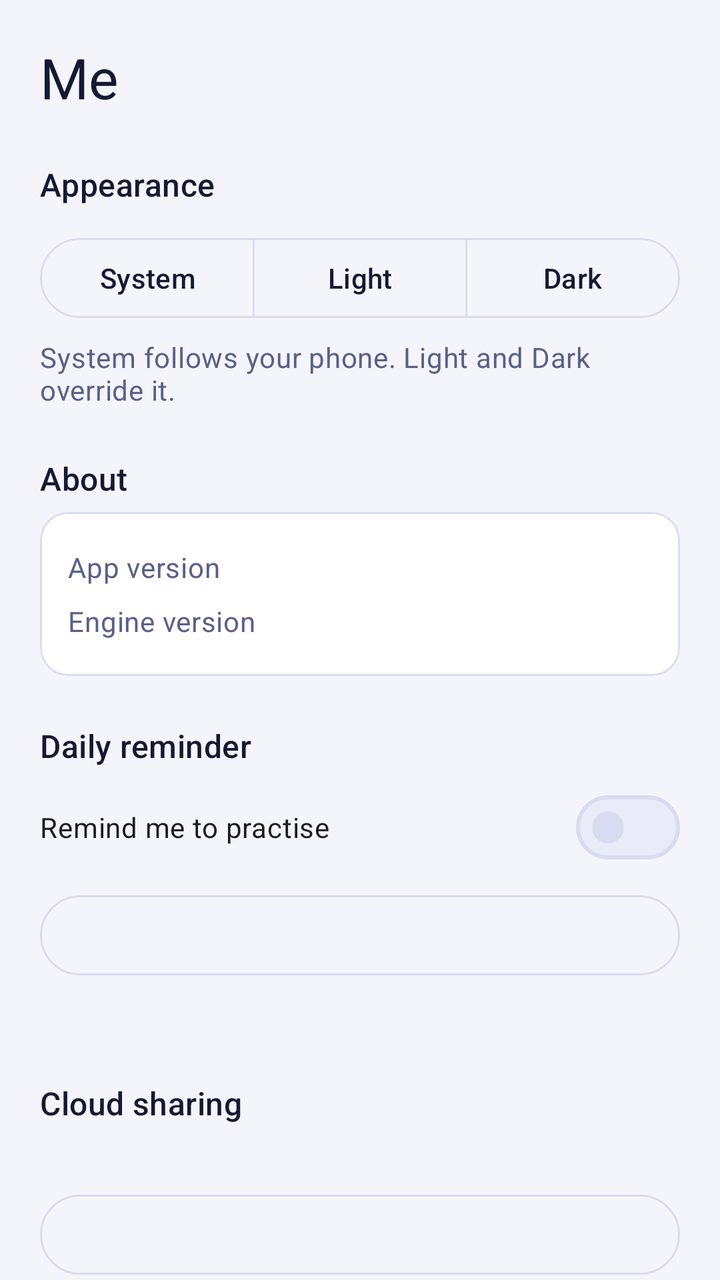
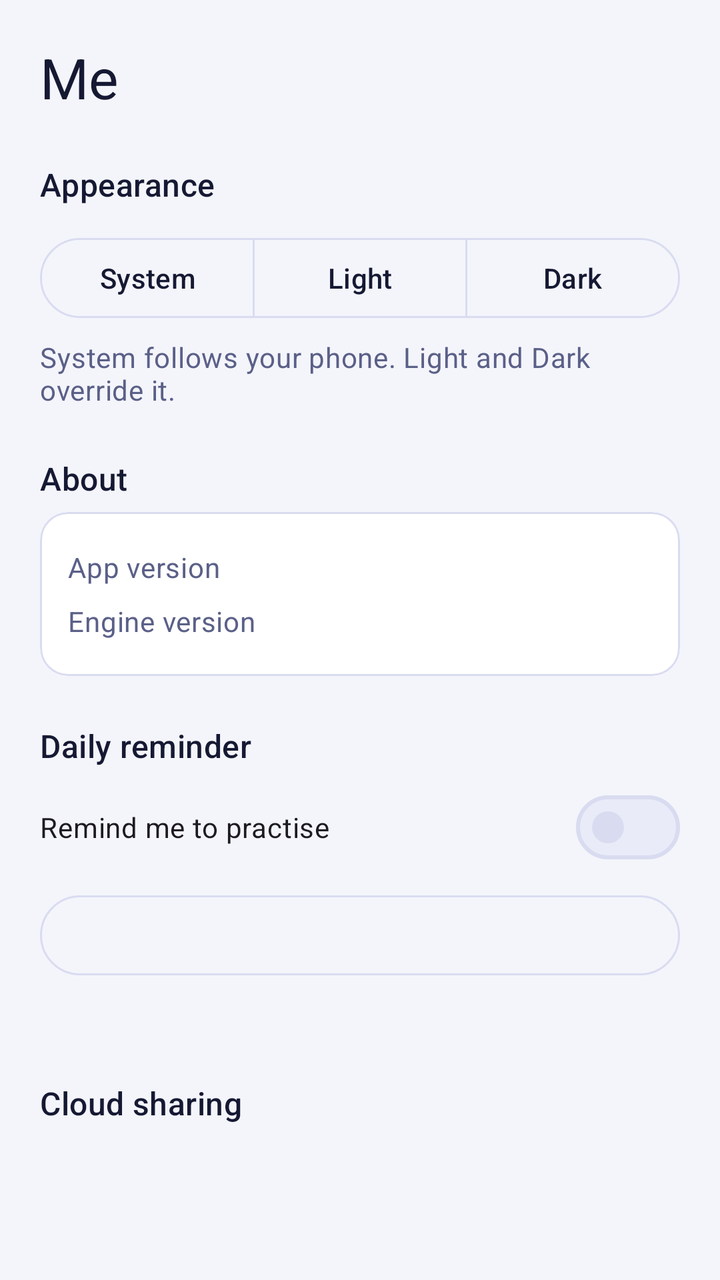

Compare the two renders of this Android layout. The source of the first and the diff that turns it into the second are given below.
<!-- AndroidManifest.xml: application theme Theme.GraphLab -->
<!-- res/layout/content_me.xml -->
<?xml version="1.0" encoding="utf-8"?>
<ScrollView xmlns:android="http://schemas.android.com/apk/res/android"
    xmlns:app="http://schemas.android.com/apk/res-auto"
    android:layout_width="match_parent"
    android:layout_height="match_parent"
    android:fillViewport="true"
    android:scrollbars="none">

    <LinearLayout
        android:layout_width="match_parent"
        android:layout_height="wrap_content"
        android:orientation="vertical"
        android:padding="@dimen/screen_padding">

        <TextView
            android:layout_width="wrap_content"
            android:layout_height="wrap_content"
            android:text="@string/tab_me"
            android:textAppearance="@style/TextAppearance.GraphLab.Title" />

        <TextView
            android:layout_width="wrap_content"
            android:layout_height="wrap_content"
            android:layout_marginTop="@dimen/gap_large"
            android:text="@string/appearance"
            android:textAppearance="@style/TextAppearance.GraphLab.Section" />

        <com.google.android.material.button.MaterialButtonToggleGroup
            android:id="@+id/theme_toggle"
            android:layout_width="match_parent"
            android:layout_height="wrap_content"
            android:layout_marginTop="@dimen/gap"
            app:selectionRequired="true"
            app:singleSelection="true">

            <com.google.android.material.button.MaterialButton
                android:id="@+id/theme_system"
                style="@style/Widget.GraphLab.ToggleButton"
                android:layout_width="0dp"
                android:layout_height="wrap_content"
                android:layout_weight="1"
                android:text="@string/theme_system" />

            <com.google.android.material.button.MaterialButton
                android:id="@+id/theme_light"
                style="@style/Widget.GraphLab.ToggleButton"
                android:layout_width="0dp"
                android:layout_height="wrap_content"
                android:layout_weight="1"
                android:text="@string/theme_light" />

            <com.google.android.material.button.MaterialButton
                android:id="@+id/theme_dark"
                style="@style/Widget.GraphLab.ToggleButton"
                android:layout_width="0dp"
                android:layout_height="wrap_content"
                android:layout_weight="1"
                android:text="@string/theme_dark" />
        </com.google.android.material.button.MaterialButtonToggleGroup>

        <TextView
            android:layout_width="match_parent"
            android:layout_height="wrap_content"
            android:layout_marginTop="@dimen/gap_small"
            android:text="@string/appearance_hint"
            android:textAppearance="@style/TextAppearance.GraphLab.Body" />

        <TextView
            android:layout_width="wrap_content"
            android:layout_height="wrap_content"
            android:layout_marginTop="@dimen/gap_large"
            android:text="@string/about"
            android:textAppearance="@style/TextAppearance.GraphLab.Section" />

        <com.google.android.material.card.MaterialCardView
            android:layout_width="match_parent"
            android:layout_height="wrap_content"
            android:layout_marginTop="@dimen/gap_small">

            <LinearLayout
                android:layout_width="match_parent"
                android:layout_height="wrap_content"
                android:orientation="vertical"
                android:padding="@dimen/card_padding">

                <LinearLayout
                    android:layout_width="match_parent"
                    android:layout_height="wrap_content"
                    android:orientation="horizontal"
                    android:paddingVertical="4dp">

                    <TextView
                        android:layout_width="0dp"
                        android:layout_height="wrap_content"
                        android:layout_weight="1"
                        android:text="@string/about_version"
                        android:textAppearance="@style/TextAppearance.GraphLab.Body" />

                    <TextView
                        android:id="@+id/version_value"
                        android:layout_width="wrap_content"
                        android:layout_height="wrap_content"
                        android:textAppearance="@style/TextAppearance.GraphLab.Label" />
                </LinearLayout>

                <LinearLayout
                    android:layout_width="match_parent"
                    android:layout_height="wrap_content"
                    android:orientation="horizontal"
                    android:paddingVertical="4dp">

                    <TextView
                        android:layout_width="0dp"
                        android:layout_height="wrap_content"
                        android:layout_weight="1"
                        android:text="@string/about_engine"
                        android:textAppearance="@style/TextAppearance.GraphLab.Body" />

                    <TextView
                        android:id="@+id/engine_value"
                        android:layout_width="wrap_content"
                        android:layout_height="wrap_content"
                        android:textAppearance="@style/TextAppearance.GraphLab.Label" />
                </LinearLayout>
            </LinearLayout>
        </com.google.android.material.card.MaterialCardView>

        <TextView
            android:layout_width="wrap_content"
            android:layout_height="wrap_content"
            android:layout_marginTop="@dimen/gap_large"
            android:text="@string/me_reminder_title"
            android:textAppearance="@style/TextAppearance.GraphLab.Section" />

        <com.google.android.material.materialswitch.MaterialSwitch
            android:id="@+id/me_reminder_switch"
            android:layout_width="match_parent"
            android:layout_height="wrap_content"
            android:layout_marginTop="@dimen/gap_small"
            android:minHeight="@dimen/touch_min"
            android:text="@string/me_reminder_switch"
            android:textAppearance="@style/TextAppearance.GraphLab.Label" />

        <com.google.android.material.button.MaterialButton
            android:id="@+id/me_reminder_time"
            style="@style/Widget.Material3.Button.OutlinedButton"
            android:layout_width="match_parent"
            android:layout_height="wrap_content"
            android:layout_marginTop="@dimen/gap_small"
            android:minHeight="@dimen/touch_min" />

        <TextView
            android:id="@+id/me_reminder_status"
            android:layout_width="match_parent"
            android:layout_height="wrap_content"
            android:layout_marginTop="@dimen/gap_small"
            android:textAppearance="@style/TextAppearance.GraphLab.Body" />

        <TextView
            android:layout_width="wrap_content"
            android:layout_height="wrap_content"
            android:layout_marginTop="@dimen/gap_large"
            android:text="@string/me_cloud_title"
            android:textAppearance="@style/TextAppearance.GraphLab.Section" />

        <TextView
            android:id="@+id/me_cloud_status"
            android:layout_width="match_parent"
            android:layout_height="wrap_content"
            android:layout_marginTop="@dimen/gap_small"
            android:textAppearance="@style/TextAppearance.GraphLab.Body" />

        <com.google.android.material.button.MaterialButton
            android:id="@+id/me_cloud_name"
            style="@style/Widget.Material3.Button.OutlinedButton"
            android:layout_width="match_parent"
            android:layout_height="wrap_content"
            android:layout_marginTop="@dimen/gap_small"
            android:minHeight="@dimen/touch_min" />

        <com.google.android.material.button.MaterialButton
            android:id="@+id/me_cloud_open"
            style="@style/Widget.Material3.Button.OutlinedButton"
            android:layout_width="match_parent"
            android:layout_height="wrap_content"
            android:layout_marginTop="@dimen/gap_small"
            android:minHeight="@dimen/touch_min"
            android:text="@string/me_cloud_open" />

        <TextView
            android:layout_width="wrap_content"
            android:layout_height="wrap_content"
            android:layout_marginTop="@dimen/gap_large"
            android:text="@string/me_data_title"
            android:textAppearance="@style/TextAppearance.GraphLab.Section" />

        <TextView
            android:id="@+id/me_data_summary"
            android:layout_width="match_parent"
            android:layout_height="wrap_content"
            android:layout_marginTop="@dimen/gap_small"
            android:textAppearance="@style/TextAppearance.GraphLab.Body" />

        <TextView
            android:id="@+id/me_arena_summary"
            android:layout_width="match_parent"
            android:layout_height="wrap_content"
            android:layout_marginTop="@dimen/gap_small"
            android:textAppearance="@style/TextAppearance.GraphLab.Body" />

                <com.google.android.material.button.MaterialButton
            android:id="@+id/me_more"
            style="@style/Widget.Material3.Button.OutlinedButton"
            android:layout_width="match_parent"
            android:layout_height="wrap_content"
            android:layout_marginTop="@dimen/gap_small"
            android:minHeight="@dimen/touch_min"
            android:text="@string/me_more" />

        <com.google.android.material.button.MaterialButton
            android:id="@+id/me_lifecycle_log"
            android:visibility="gone"
            style="@style/Widget.Material3.Button.OutlinedButton"
            android:layout_width="match_parent"
            android:layout_height="wrap_content"
            android:layout_marginTop="@dimen/gap_small"
            android:minHeight="@dimen/touch_min"
            android:text="@string/me_lifecycle_log" />

        <com.google.android.material.button.MaterialButton
            android:id="@+id/me_intro"
            android:visibility="gone"
            style="@style/Widget.Material3.Button.OutlinedButton"
            android:layout_width="match_parent"
            android:layout_height="wrap_content"
            android:layout_marginTop="@dimen/gap_small"
            android:minHeight="@dimen/touch_min"
            android:text="@string/me_intro" />

        <com.google.android.material.button.MaterialButton
            android:id="@+id/me_arena_reset"
            android:visibility="gone"
            style="@style/Widget.Material3.Button.OutlinedButton"
            android:layout_width="match_parent"
            android:layout_height="wrap_content"
            android:layout_marginTop="@dimen/gap_small"
            android:minHeight="@dimen/touch_min"
            android:text="@string/me_arena_reset" />

        <TextView
            android:layout_width="wrap_content"
            android:layout_height="wrap_content"
            android:layout_marginTop="@dimen/gap_large"
            android:text="@string/me_effects"
            android:textAppearance="@style/TextAppearance.GraphLab.Section" />

        <com.google.android.material.materialswitch.MaterialSwitch
            android:id="@+id/fx_glow"
            android:layout_width="match_parent"
            android:layout_height="wrap_content"
            android:minHeight="@dimen/touch_min"
            android:text="@string/me_fx_glow" />

        <com.google.android.material.materialswitch.MaterialSwitch
            android:id="@+id/fx_sound"
            android:layout_width="match_parent"
            android:layout_height="wrap_content"
            android:minHeight="@dimen/touch_min"
            android:text="@string/me_fx_sound" />

        <com.google.android.material.materialswitch.MaterialSwitch
            android:id="@+id/fx_haptics"
            android:layout_width="match_parent"
            android:layout_height="wrap_content"
            android:minHeight="@dimen/touch_min"
            android:text="@string/me_fx_haptics" />

        <com.google.android.material.materialswitch.MaterialSwitch
            android:id="@+id/fx_reduce"
            android:layout_width="match_parent"
            android:layout_height="wrap_content"
            android:minHeight="@dimen/touch_min"
            android:text="@string/me_fx_reduce" />

        <com.google.android.material.materialswitch.MaterialSwitch
            android:id="@+id/fx_telemetry"
            android:layout_width="match_parent"
            android:layout_height="wrap_content"
            android:minHeight="@dimen/touch_min"
            android:text="@string/me_fx_telemetry" />

        <com.google.android.material.button.MaterialButton
            android:id="@+id/me_test_crash"
            android:visibility="gone"
            style="@style/Widget.Material3.Button.OutlinedButton"
            android:layout_width="match_parent"
            android:layout_height="wrap_content"
            android:layout_marginTop="@dimen/gap_small"
            android:minHeight="@dimen/touch_min"
            android:text="@string/me_test_crash" />

        <TextView
            android:layout_width="wrap_content"
            android:layout_height="wrap_content"
            android:layout_marginTop="@dimen/gap_large"
            android:text="@string/state_colours"
            android:textAppearance="@style/TextAppearance.GraphLab.Section" />

        <include
            layout="@layout/include_state_legend"
            android:layout_width="match_parent"
            android:layout_height="wrap_content"
            android:layout_marginTop="@dimen/gap_small" />
    </LinearLayout>
</ScrollView>
<!-- res/layout/include_state_legend.xml (included above) -->
<?xml version="1.0" encoding="utf-8"?>
<com.google.android.material.card.MaterialCardView
    xmlns:android="http://schemas.android.com/apk/res/android"
    android:layout_width="match_parent"
    android:layout_height="wrap_content">

    <LinearLayout
        android:layout_width="match_parent"
        android:layout_height="wrap_content"
        android:orientation="vertical"
        android:padding="@dimen/card_padding">

        <LinearLayout
            android:layout_width="match_parent"
            android:layout_height="wrap_content"
            android:gravity="center_vertical"
            android:orientation="horizontal"
            android:paddingVertical="4dp">

            <View
                android:layout_width="14dp"
                android:layout_height="14dp"
                android:background="@drawable/bg_dot"
                android:backgroundTint="?attr/gl_idle" />

            <TextView
                android:layout_width="wrap_content"
                android:layout_height="wrap_content"
                android:layout_marginStart="10dp"
                android:text="@string/state_idle"
                android:textAppearance="@style/TextAppearance.GraphLab.Label" />
        </LinearLayout>

        <LinearLayout
            android:layout_width="match_parent"
            android:layout_height="wrap_content"
            android:gravity="center_vertical"
            android:orientation="horizontal"
            android:paddingVertical="4dp">

            <View
                android:layout_width="14dp"
                android:layout_height="14dp"
                android:background="@drawable/bg_dot"
                android:backgroundTint="?attr/gl_frontier" />

            <TextView
                android:layout_width="wrap_content"
                android:layout_height="wrap_content"
                android:layout_marginStart="10dp"
                android:text="@string/state_frontier"
                android:textAppearance="@style/TextAppearance.GraphLab.Label" />
        </LinearLayout>

        <LinearLayout
            android:layout_width="match_parent"
            android:layout_height="wrap_content"
            android:gravity="center_vertical"
            android:orientation="horizontal"
            android:paddingVertical="4dp">

            <View
                android:layout_width="14dp"
                android:layout_height="14dp"
                android:background="@drawable/bg_dot"
                android:backgroundTint="?attr/gl_visited" />

            <TextView
                android:layout_width="wrap_content"
                android:layout_height="wrap_content"
                android:layout_marginStart="10dp"
                android:text="@string/state_visited"
                android:textAppearance="@style/TextAppearance.GraphLab.Label" />
        </LinearLayout>

        <LinearLayout
            android:layout_width="match_parent"
            android:layout_height="wrap_content"
            android:gravity="center_vertical"
            android:orientation="horizontal"
            android:paddingVertical="4dp">

            <View
                android:layout_width="14dp"
                android:layout_height="14dp"
                android:background="@drawable/bg_dot"
                android:backgroundTint="?attr/gl_chosen" />

            <TextView
                android:layout_width="wrap_content"
                android:layout_height="wrap_content"
                android:layout_marginStart="10dp"
                android:text="@string/state_chosen"
                android:textAppearance="@style/TextAppearance.GraphLab.Label" />
        </LinearLayout>

        <LinearLayout
            android:layout_width="match_parent"
            android:layout_height="wrap_content"
            android:gravity="center_vertical"
            android:orientation="horizontal"
            android:paddingVertical="4dp">

            <View
                android:layout_width="14dp"
                android:layout_height="14dp"
                android:background="@drawable/bg_dot"
                android:backgroundTint="?attr/gl_path" />

            <TextView
                android:layout_width="wrap_content"
                android:layout_height="wrap_content"
                android:layout_marginStart="10dp"
                android:text="@string/state_path"
                android:textAppearance="@style/TextAppearance.GraphLab.Label" />
        </LinearLayout>

        <LinearLayout
            android:layout_width="match_parent"
            android:layout_height="wrap_content"
            android:gravity="center_vertical"
            android:orientation="horizontal"
            android:paddingVertical="4dp">

            <View
                android:layout_width="14dp"
                android:layout_height="14dp"
                android:background="@drawable/bg_dot"
                android:backgroundTint="?attr/gl_fail" />

            <TextView
                android:layout_width="wrap_content"
                android:layout_height="wrap_content"
                android:layout_marginStart="10dp"
                android:text="@string/state_fail"
                android:textAppearance="@style/TextAppearance.GraphLab.Label" />
        </LinearLayout>
    </LinearLayout>
</com.google.android.material.card.MaterialCardView>
<!-- resources referenced by this layout -->
<resources>
  <dimen name="card_padding">14dp</dimen>
  <dimen name="gap">12dp</dimen>
  <dimen name="gap_large">24dp</dimen>
  <dimen name="gap_small">6dp</dimen>
  <dimen name="screen_padding">20dp</dimen>
  <dimen name="touch_min">48dp</dimen>
  <!-- drawable bg_dot (drawable) -->
  <?xml version="1.0" encoding="utf-8"?>
  <shape xmlns:android="http://schemas.android.com/apk/res/android" android:shape="oval">
      <solid android:color="@android:color/white" />
  </shape>
  <string name="about">About</string>
  <string name="about_engine">Engine version</string>
  <string name="about_version">App version</string>
  <string name="appearance">Appearance</string>
  <string name="appearance_hint">System follows your phone. Light and Dark override it.</string>
  <string name="me_arena_reset">Reset Arena progress</string>
  <string name="me_cloud_open">Open the cloud gallery</string>
  <string name="me_cloud_title">Cloud sharing</string>
  <string name="me_data_title">Data and help</string>
  <string name="me_effects">Effects</string>
  <string name="me_fx_glow">Glow and bold strokes</string>
  <string name="me_fx_haptics">Vibration feedback</string>
  <string name="me_fx_reduce">Reduce effects (turns the three above off)</string>
  <string name="me_fx_sound">Sounds</string>
  <string name="me_fx_telemetry">Share crash reports and usage statistics</string>
  <string name="me_intro">Show the intro again</string>
  <string name="me_lifecycle_log">Lifecycle log</string>
  <string name="me_more">More options</string>
  <string name="me_reminder_switch">Remind me to practise</string>
  <string name="me_reminder_title">Daily reminder</string>
  <string name="me_test_crash">Send a test crash report</string>
  <string name="state_chosen">Chosen</string>
  <string name="state_colours">State colours</string>
  <string name="state_fail">Fail</string>
  <string name="state_frontier">Frontier</string>
  <string name="state_idle">Idle</string>
  <string name="state_path">Path</string>
  <string name="state_visited">Visited</string>
  <string name="tab_me">Me</string>
  <string name="theme_dark">Dark</string>
  <string name="theme_light">Light</string>
  <string name="theme_system">System</string>
  <style name="TextAppearance.GraphLab.Body" parent="TextAppearance.Material3.BodyMedium">
          <item name="android:fontFamily">sans-serif</item>
          <item name="android:textColor">?attr/gl_text_muted</item>
      </style>
  <style name="TextAppearance.GraphLab.Label" parent="TextAppearance.Material3.BodyMedium">
          <item name="android:fontFamily">sans-serif</item>
          <item name="android:textColor">?attr/gl_text</item>
      </style>
  <style name="TextAppearance.GraphLab.Section" parent="TextAppearance.Material3.TitleMedium">
          <item name="android:fontFamily">sans-serif-medium</item>
          <item name="android:textColor">?attr/gl_text</item>
      </style>
  <style name="TextAppearance.GraphLab.Title" parent="TextAppearance.Material3.HeadlineMedium">
          <item name="android:fontFamily">sans-serif-medium</item>
          <item name="android:textColor">?attr/gl_text</item>
      </style>
  <color name="gl_bg">#F4F5FB</color>
  <color name="gl_surface">#FFFFFF</color>
  <color name="gl_surface_raised">#E9EBF8</color>
  <color name="gl_outline">#D9DCF0</color>
  <color name="gl_text">#161933</color>
  <color name="gl_text_muted">#5B6088</color>
  <color name="gl_primary">#5B4BE0</color>
  <color name="gl_on_primary">#FFFFFF</color>
  <color name="gl_idle">#7A82B8</color>
  <color name="gl_frontier">#A65B00</color>
  <color name="gl_visited">#0B7F72</color>
  <color name="gl_chosen">#D6265A</color>
  <color name="gl_path">#5B4BE0</color>
  <color name="gl_fail">#C62828</color>
  <color name="gl_code_bg">#ECEEF9</color>
  <color name="gl_grid">#E3E6F5</color>
  <!-- unchanged entries left out for length: 3 -->
</resources>

<!-- the commit's change to res/layout/content_me.xml (unified diff, before → after) -->
@@ -169,6 +169,19 @@
             android:layout_height="wrap_content"
             android:layout_marginTop="@dimen/gap_small"
             android:textAppearance="@style/TextAppearance.GraphLab.Body" />
+
+        <TextView
+            android:id="@+id/me_presence"
+            android:layout_width="match_parent"
+            android:layout_height="wrap_content"
+            android:layout_marginTop="@dimen/gap_small"
+            android:textAppearance="@style/TextAppearance.GraphLab.Body" />
+
+        <TextView
+            android:id="@+id/me_auth_status"
+            android:layout_width="match_parent"
+            android:layout_height="wrap_content"
+            android:textAppearance="@style/TextAppearance.GraphLab.Label" />
 
         <com.google.android.material.button.MaterialButton
             android:id="@+id/me_cloud_name"
